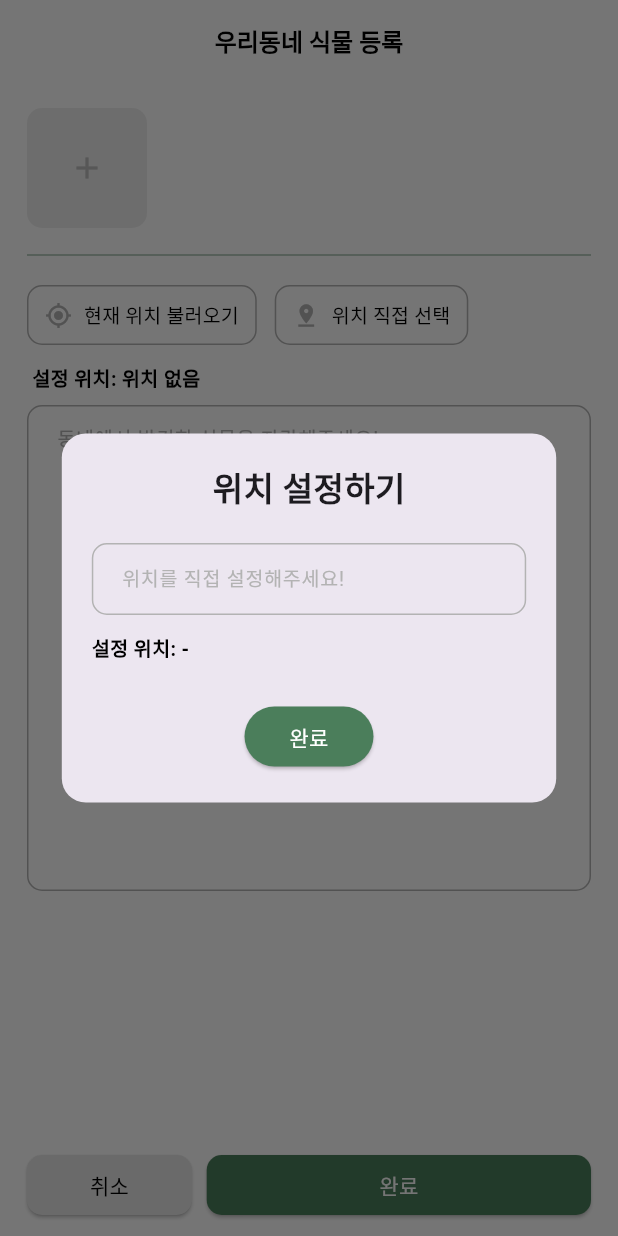
After one commit to hansung-MobileCapstone/PlantyNote, a Flutter app: the MapCreateScreen screen opened by its route, after a tap on "위치 직접 선택", on a phone screen of 412 x 824 dp. The commit adds this screen. Run offline on Flutter 3.47's test engine with Material 3 defaults, Android fonts, the phone set to English and light mode, and no system bars; our stand-ins replace carousel_slider, cloud_firestore, firebase_auth, firebase_core, firebase_storage, flutter_dotenv and 9 more; accounts and stored records are empty.

Commit message:
feat: 위치 직접 설정하기

```diff
--- a/lib/screens/map/map_create_screen.dart
+++ b/lib/screens/map/map_create_screen.dart
@@ -1,4 +1,5 @@
 import 'package:flutter/material.dart';
+import 'package:geolocator/geolocator.dart';
 import 'package:go_router/go_router.dart';
 import 'package:google_maps_flutter/google_maps_flutter.dart';
 import 'package:geocoding/geocoding.dart';
@@ -6,6 +7,7 @@ import 'package:image_picker/image_picker.dart';
 import 'package:fluttertoast/fluttertoast.dart';
 import 'dart:io';
 import 'package:firebase_auth/firebase_auth.dart';
+import 'package:plant/screens/modals/location_modal.dart';
 
 class MapCreateScreen extends StatefulWidget {
   final LatLng? initPosition;
@@ -29,6 +31,27 @@ class MapCreateScreenState extends State<MapCreateScreen> {
       _latLngToAddress(widget.initPosition!);
     }
   }
+
+  // 현재 위치 새로고침
+  Future<void> _getCurrentAddress() async {
+    try {
+      final permission = await Geolocator.checkPermission();
+      if (permission == LocationPermission.denied || permission == LocationPermission.deniedForever) {
+        final newPermission = await Geolocator.requestPermission();
+        if (newPermission == LocationPermission.denied || newPermission == LocationPermission.deniedForever) {
+          Fluttertoast.showToast(msg: '위치 권한이 필요합니다.');
+          return;
+        }
+      }
+
+      final position = await Geolocator.getCurrentPosition();
+      final currentLatLng = LatLng(position.latitude, position.longitude);
+      await _latLngToAddress(currentLatLng);
+    } catch (e) {
+      Fluttertoast.showToast(msg: '현재 위치를 불러오지 못했습니다.');
+    }
+  }
+
 
   // 주소 포맷팅 -> android, ios가 다르게 나와서
   String _formatAddress(Placemark place) {
@@ -134,13 +157,24 @@ class MapCreateScreenState extends State<MapCreateScreen> {
                   _setLocationButton(
                     icon: Icons.my_location,
                     label: '현재 위치 불러오기',
-                    onPressed: () { },
+                      onPressed: _getCurrentAddress,
                   ),
-                  SizedBox(width: 12),
+                  const SizedBox(width: 12),
                   _setLocationButton(
                     icon: Icons.pin_drop,
-                    label: '지도에서 선택',
-                    onPressed: () { },
+                    label: '위치 직접 선택',
+                    onPressed: () async {
+                      final selectedAddress = await showDialog<String>(
+                        context: context,
+                        builder: (context) => const LocationModal(),
+                      );
+
+                      if (selectedAddress != null && selectedAddress.trim().isNotEmpty) {
+                        setState(() {
+                          _currentAddress = selectedAddress; // 설정 위치 변경
+                        });
+                      }
+                    },
                   ),
                 ],
               ),
--- /dev/null
+++ b/lib/screens/modals/location_modal.dart
@@ -0,0 +1,211 @@
+import 'dart:convert';
+import 'dart:io';
+import 'package:flutter/material.dart';
+import 'package:fluttertoast/fluttertoast.dart';
+import 'package:http/http.dart' as http;
+import 'package:flutter_dotenv/flutter_dotenv.dart';
+import 'package:go_router/go_router.dart';
+
+class LocationModal extends StatefulWidget {
+  const LocationModal({super.key});
+
+  @override
+  LocationModalState createState() => LocationModalState();
+}
+
+class LocationModalState extends State<LocationModal> {
+  bool _isLoading = false;
+  final _locationController = TextEditingController();
+  List<dynamic> _suggestions = [];
+  String? _selectedAddress;
+
+  // 구글맵 api key 불러오기
+  String get _apiKey => Platform.isAndroid
+      ? dotenv.env['ANDROID_MAPS_API_KEY']!
+      : dotenv.env['IOS_MAPS_API_KEY']!;
+
+  @override
+  void initState() {
+    super.initState();
+    _locationController.addListener(_onSearchChanged);
+  }
+
+  @override
+  void dispose() {
+    _locationController.removeListener(_onSearchChanged);
+    _locationController.dispose();
+    super.dispose();
+  }
+
+  // 위치 검색 시 자동완성 검색
+  void _onSearchChanged() {
+    final input = _locationController.text.trim();
+    if (input.isNotEmpty) {
+      _fetchSuggestions(input);
+    } else {
+      setState(() {
+        _suggestions = [];
+      });
+    }
+  }
+
+  // google places autocomplete api에서 결과 가져오기
+  Future<void> _fetchSuggestions(String input) async {
+    final url = Uri.parse(
+      'https://maps.googleapis.com/maps/api/place/autocomplete/json'
+          '?input=$input&language=ko&components=country:kr&key=$_apiKey',
+    );
+    final response = await http.get(url);
+
+
+    if (response.statusCode == 200) {
+      final json = jsonDecode(response.body);
+      setState(() {
+        _suggestions = json['predictions'];
+      });
+    }
+  }
+
+  // 사용자가 항목을 선택하면 상세 주소 가져오기
+  Future<void> _selectPlace(String placeId) async {
+    final url = Uri.parse(
+      'https://maps.googleapis.com/maps/api/place/details/json'
+          '?place_id=$placeId&language=ko&key=$_apiKey',
+    );
+    final response = await http.get(url);
+
+    if (response.statusCode == 200) {
+      final json = jsonDecode(response.body);
+      final address = json['result']['formatted_address'];
+
+      _locationController.removeListener(_onSearchChanged); // 재검색 트리거 방지
+      setState(() {
+        _selectedAddress = address;
+        _locationController.text = address; // 설정위치 업데이트
+        _suggestions = [];
+      });
+      _locationController.addListener(_onSearchChanged);
+    }
+  }
+
+  @override
+  Widget build(BuildContext context) {
+    return Dialog(
+      shape: RoundedRectangleBorder(borderRadius: BorderRadius.circular(16)),
+      child: SingleChildScrollView(
+        child: Container(
+          padding: const EdgeInsets.all(20),
+          width: MediaQuery.of(context).size.width * 0.8,
+          child: Column(
+            mainAxisSize: MainAxisSize.min,
+            children: [
+              const Text(
+                '위치 설정하기',
+                style: TextStyle(fontWeight: FontWeight.bold, fontSize: 22),
+              ),
+              const SizedBox(height: 20),
+              _inputField(), // 검색 필드
+              _suggestionList(), // 자동완성 리스트
+              const SizedBox(height: 12),
+              _settingLocation(), // 설정 위치
+              const SizedBox(height: 25),
+              _submitButton(), // 완료 버튼
+            ],
+          ),
+        ),
+      ),
+    );
+  }
+
+  // 위치 검색 필드
+  Widget _inputField() {
+    return TextField(
+      controller: _locationController,
+      decoration: InputDecoration(
+        hintText: '위치를 직접 설정해주세요!',
+        hintStyle: const TextStyle(color: Color(0xFFB3B3B3), fontSize: 13),
+        contentPadding: const EdgeInsets.fromLTRB(16, 12, 16, 12),
+        enabledBorder: OutlineInputBorder(
+          borderRadius: BorderRadius.circular(10),
+          borderSide: const BorderSide(color: Color(0xFFB3B3B3), width: 1),
+        ),
+        focusedBorder: OutlineInputBorder(
+          borderRadius: BorderRadius.circular(10),
+          borderSide: const BorderSide(color: Color(0xFF4B7E5B), width: 1),
+        ),
+      ),
+      style: const TextStyle(fontSize: 13, color: Colors.black),
+    );
+  }
+
+  // 자동완성 리스트(드롭다운)
+  Widget _suggestionList() {
+    print('[DEBUG] _suggestionList called with ${_suggestions.length} items');
+
+    if (_suggestions.isEmpty) return const SizedBox.shrink();
+
+    return SizedBox(
+      height: 200,
+      child: Container(
+        decoration: BoxDecoration(
+          color: Colors.white,
+          border: Border.all(color: Color(0xFFB3B3B3)),
+          borderRadius: BorderRadius.circular(8),
+        ),
+        child: ListView.builder(
+          itemCount: _suggestions.length,
+          itemBuilder: (context, index) {
+            final item = _suggestions[index];
+            return ListTile(
+              title: Text(item['description']),
+              onTap: () => _selectPlace(item['place_id']), // 선택 처리
+            );
+          },
+        ),
+      ),
+    );
+  }
+
+  // 설정 위치 출력
+  Widget _settingLocation() {
+    return Align(
+      alignment: Alignment.centerLeft,
+      child: Text(
+        _selectedAddress != null
+            ? '설정 위치: $_selectedAddress'
+            : '설정 위치: -',
+        style: const TextStyle(
+          color: Colors.black,
+          fontSize: 13,
+          fontWeight: FontWeight.w600,
+        ),
+      ),
+    );
+  }
+
+  // 완료 버튼
+  Widget _submitButton() {
+    return ElevatedButton(
+      onPressed: () {
+        if (_locationController.text.trim().isNotEmpty) {
+          context.pop(_selectedAddress); // 설정한 위치를 MapCreateScreen으로 전송
+        } else {
+          Fluttertoast.showToast(
+            msg: "위치를 설정해주세요.",
+            toastLength: Toast.LENGTH_SHORT,
+            gravity: ToastGravity.CENTER,
+            backgroundColor: const Color(0xFFE81010),
+            textColor: Colors.white,
+          );
+        }
+      },
+      style: ElevatedButton.styleFrom(
+        backgroundColor: const Color(0xFF4B7E5B),
+        foregroundColor: Colors.white,
+        padding: const EdgeInsets.symmetric(horizontal: 30, vertical: 10),
+        shape: RoundedRectangleBorder(borderRadius: BorderRadius.circular(50)),
+      ),
+      child: const Text('완료'),
+    );
+  }
+}
--- a/pubspec.yaml
+++ b/pubspec.yaml
@@ -48,7 +48,7 @@ dependencies:
 
   provider: ^6.1.2
   shared_preferences: ^2.5.2
-  http: ^1.2.2
+  http: ^1.3.0
   go_router: ^14.6.0
   firebase_messaging: ^15.1.6
   google_maps_flutter: ^2.12.1
```
Also changed, not shown: lib/screens/map/map_screen.dart (+12 -4 lines).
